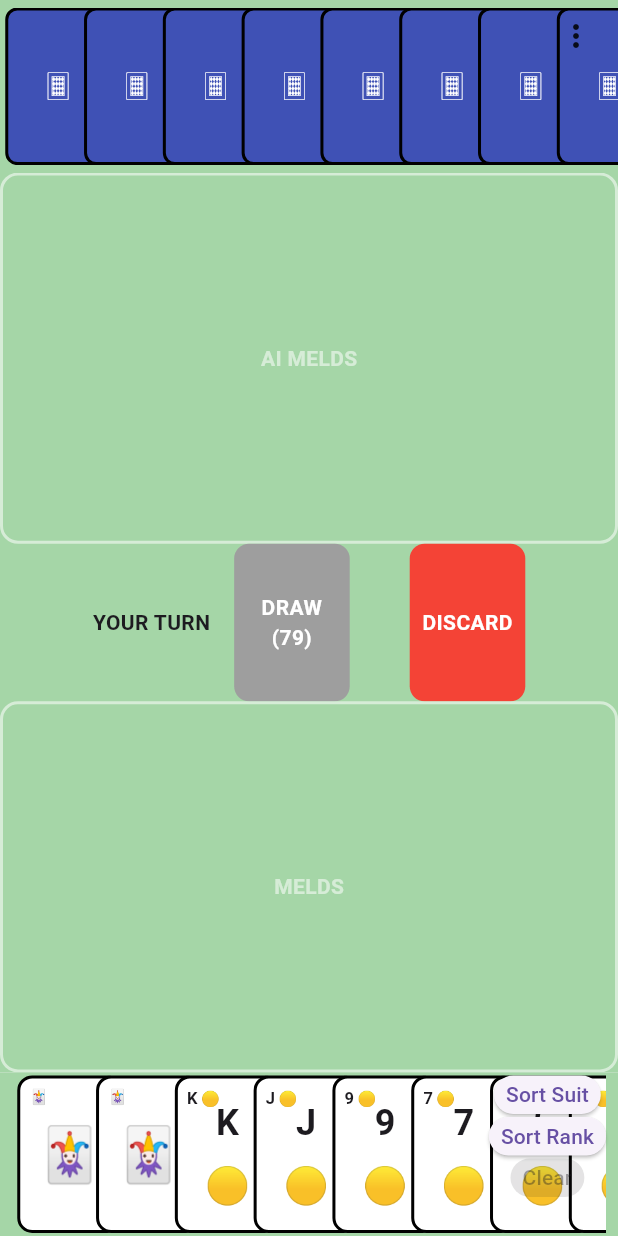
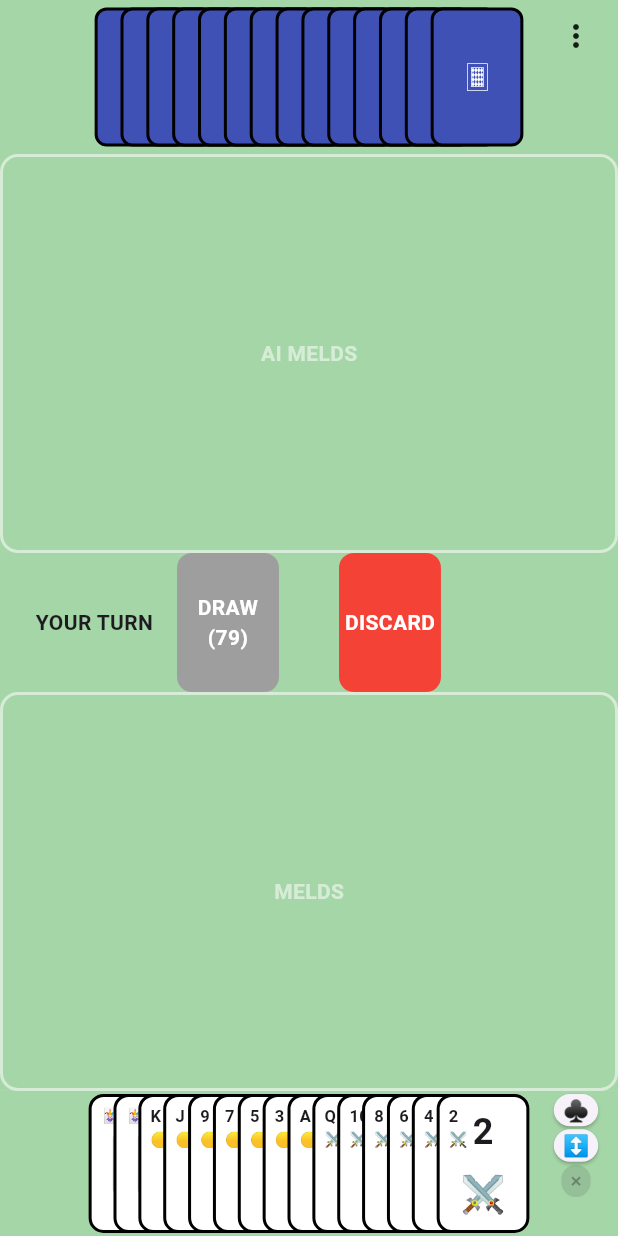
Before and after one commit to javics11/rabino_frances, a Flutter app: the screen it shows after launch, on a phone screen of 412 x 824 dp. Run offline on Flutter 3.47's test engine with Material 3 defaults, Android fonts, the phone set to English and light mode, and no system bars; statements that could not run were skipped.

Commit message:
Improved hand layout

```diff
--- a/lib/screens/game_screen.dart
+++ b/lib/screens/game_screen.dart
@@ -11,6 +11,7 @@ import '../rules/rabino_rules.dart';
 import '../widgets/meld_orientation.dart';
 import '../widgets/card_widget.dart';
 import '../widgets/card_geometry.dart';
+import '../widgets/hand_layout.dart';
 
 class GameScreen extends StatefulWidget {
   final Game game;
@@ -158,10 +159,70 @@ class _GameScreenState extends State<GameScreen> {
               ((geometry.cardHeight - 4) / 3).clamp(26.0, 40.0).toDouble();
           final controlStyle = ElevatedButton.styleFrom(
             minimumSize: Size(0, controlHeight),
-            padding: const EdgeInsets.symmetric(horizontal: 8, vertical: 1),
+            padding: const EdgeInsets.symmetric(horizontal: 6, vertical: 1),
             tapTargetSize: MaterialTapTargetSize.shrinkWrap,
             visualDensity: VisualDensity.compact,
           );
+          final boardWidth = constraints.maxWidth;
+          final naturalHandWidth = HandLayout.fittedWidth(
+            player.hand.length,
+            geometry,
+            double.infinity,
+          );
+          const wideControlWidth = 96.0;
+          const narrowControlWidth = 60.0;
+          const compactControlWidth = 40.0;
+          bool fitsNaturalHand(double controlWidth) {
+            const gap = 8.0;
+            final handRight = boardWidth / 2 + naturalHandWidth / 2;
+            return handRight + gap <= boardWidth - controlWidth;
+          }
+
+          final wideControls = fitsNaturalHand(wideControlWidth);
+          final narrowControls =
+              !wideControls && fitsNaturalHand(narrowControlWidth);
+          final compactControls = !wideControls && !narrowControls;
+          final controlReserve = wideControls
+              ? wideControlWidth
+              : narrowControls
+                  ? narrowControlWidth
+                  : compactControlWidth;
+          final legacySortSuitLabel = compactControls
+              ? '♣'
+              : narrowControls
+                  ? 'Suit'
+                  : 'Sort Suit';
+          final legacySortRankLabel = compactControls
+              ? '↕'
+              : narrowControls
+                  ? 'Rank'
+                  : 'Sort Rank';
+          final clearLabel = compactControls ? '×' : 'Clear';
+          final sortSuitLabel = wideControls
+              ? 'Sort Suit'
+              : narrowControls
+                  ? 'Suit'
+                  : legacySortSuitLabel;
+          final sortRankLabel = wideControls
+              ? 'Sort Rank'
+              : narrowControls
+                  ? 'Rank'
+                  : legacySortRankLabel;
+          final displayedClearLabel = compactControls ? '×' : clearLabel;
+
+          double collisionAvailableWidth(
+            double naturalWidth,
+            double forbiddenLeft,
+          ) {
+            const gap = 8.0;
+            final naturalRight = boardWidth / 2 + naturalWidth / 2;
+            if (naturalRight + gap <= forbiddenLeft) return naturalWidth;
+            final maxCentered =
+                2 * (forbiddenLeft - gap - boardWidth / 2);
+            return naturalWidth < maxCentered
+                ? naturalWidth
+                : maxCentered.clamp(0, double.infinity).toDouble();
+          }
           return Column(
             children: [
           Expanded(
@@ -171,13 +232,31 @@ class _GameScreenState extends State<GameScreen> {
                 children: [
                   LayoutBuilder(
                     builder: (context, handConstraints) {
-                      final showTitle = handConstraints.maxWidth >= 560;
+                      final opponentMenuLeft = handConstraints.maxWidth - 52;
+                      final opponentNaturalWidth = HandLayout.fittedWidth(
+                        aiPlayer.hand.length,
+                        geometry,
+                        double.infinity,
+                      );
+                      final opponentSafeWidth = collisionAvailableWidth(
+                        opponentNaturalWidth,
+                        opponentMenuLeft,
+                      );
+                      final fittedHandWidth = HandLayout.fittedWidth(
+                        aiPlayer.hand.length,
+                        geometry,
+                        opponentSafeWidth,
+                      );
+                      final showTitle = fittedHandWidth / 2 + 158 <=
+                          handConstraints.maxWidth / 2;
                       final opponentHand = PlayerHandWidget(
+                        key: const ValueKey('opponent-hand-group'),
                         hand: aiPlayer.hand,
                         selectedIndexes: const {},
                         showFront: false,
                         geometry: geometry,
                         compactVertical: true,
+                        availableWidth: opponentSafeWidth,
                       );
                       return SizedBox(
                         key: const ValueKey('opponent-hand-band'),
@@ -238,21 +317,42 @@ class _GameScreenState extends State<GameScreen> {
                     ),
                   ),
 
-                  Row(
-                    mainAxisAlignment: MainAxisAlignment.center,
+                  SizedBox(
+                    height: geometry.cardHeight,
+                    child: Stack(
                       children: [
-                      Text(
+                        Center(
+                          child: Row(
+                            key: const ValueKey('draw-discard-group'),
+                            mainAxisSize: MainAxisSize.min,
+                            children: [
+                              _buildDrawPile(geometry),
+                              const SizedBox(width: 40),
+                              _buildDiscardPile(geometry),
+                            ],
+                          ),
+                        ),
+                        Positioned(
+                          right: (boardWidth / 2) +
+                              (geometry.cardFootprintWidth * 2 + 40) / 2 +
+                              16,
+                          top: 0,
+                          bottom: 0,
+                          child: Align(
+                            alignment: Alignment.centerLeft,
+                            child: Text(
                               widget.game.currentPlayerIndex == 0
                                   ? 'YOUR TURN'
                                   : 'AI TURN',
                               key: const ValueKey('turn-indicator'),
-                        style: const TextStyle(fontWeight: FontWeight.bold),
+                              style: const TextStyle(
+                                fontWeight: FontWeight.bold,
                               ),
-                      const SizedBox(width: 16),
-                      _buildDrawPile(geometry),
-                      const SizedBox(width: 40),
-                      _buildDiscardPile(geometry),
+                            ),
+                          ),
+                        ),
                       ],
+                    ),
                   ),
 
                   Expanded(
@@ -362,18 +462,18 @@ class _GameScreenState extends State<GameScreen> {
                 Align(
                   alignment: Alignment.topCenter,
                   child: LayoutBuilder(
-                    builder: (context, constraints) =>
-                        SingleChildScrollView(
-                          scrollDirection: Axis.horizontal,
-                          child: ConstrainedBox(
-                            constraints: BoxConstraints(
-                              minWidth: constraints.maxWidth,
-                            ),
-                            child: Center(
+                    builder: (context, constraints) {
+                      final handWidth = collisionAvailableWidth(
+                        naturalHandWidth,
+                        boardWidth - controlReserve - 8,
+                      );
+                      return Center(
                         child: PlayerHandWidget(
+                                key: const ValueKey('human-hand-group'),
                                 hand: player.hand,
                                 selectedIndexes: selectedCardIndexes,
                                 geometry: geometry,
+                                availableWidth: handWidth,
 
                                 onCardTapped: (index) {
                 if (widget.game.currentPlayerIndex != 0) {
@@ -507,14 +607,16 @@ class _GameScreenState extends State<GameScreen> {
                 }
                                 },
                         ),
-                            ),
-                          ),
-                        ),
+                      );
+                    },
                   ),
                 ),
                 Positioned(
+                  key: const ValueKey('human-hand-controls'),
                   right: 0,
                   top: 0,
+              child: SizedBox(
+                width: controlReserve,
                 child: Column(
                   mainAxisSize: MainAxisSize.min,
                   children: [
@@ -522,14 +624,14 @@ class _GameScreenState extends State<GameScreen> {
                       key: const ValueKey('sort-suit-button'),
                       style: controlStyle,
                       onPressed: _sortBySuit,
-                      child: const Text("Sort Suit"),
+                      child: Text(sortSuitLabel),
                     ),
                     const SizedBox(height: 2),
                     ElevatedButton(
                       key: const ValueKey('sort-rank-button'),
                       style: controlStyle,
                       onPressed: _sortByRank,
-                      child: const Text("Sort Rank"),
+                      child: Text(sortRankLabel),
                     ),
                     const SizedBox(height: 2),
                     ElevatedButton(
@@ -542,9 +644,10 @@ class _GameScreenState extends State<GameScreen> {
                                 selectedCardIndexes.clear();
                               });
                             },
-                      child: const Text("Clear"),
+                      child: Text(displayedClearLabel),
                     ),
                   ],
+                  ),
                 ),
                 ),
               ],
--- a/lib/widgets/card_geometry.dart
+++ b/lib/widgets/card_geometry.dart
@@ -36,7 +36,7 @@ class CardGeometry {
   static CardGeometry fromBoardConstraints(BoxConstraints constraints) {
     final width = constraints.maxWidth.isFinite ? constraints.maxWidth : 800;
     final height = constraints.maxHeight.isFinite ? constraints.maxHeight : 800;
-    final widthBased = width * .17;
+    final widthBased = width * .15;
     final heightBased = (height - 406) / 4.5;
     final chosen = widthBased < heightBased ? widthBased : heightBased;
     return CardGeometry._(
--- a/lib/widgets/card_widget.dart
+++ b/lib/widgets/card_widget.dart
@@ -45,9 +45,10 @@ class CardWidget extends StatelessWidget {
                         fontWeight: FontWeight.bold,
                       ),
                     )
-                  : Row(
+                  : Column(
                       key: const ValueKey('card-corner-identifier'),
                       mainAxisSize: MainAxisSize.min,
+                      crossAxisAlignment: CrossAxisAlignment.start,
                       children: [
                         Text(
                           card.shortRank,
@@ -57,7 +58,7 @@ class CardWidget extends StatelessWidget {
                             fontWeight: FontWeight.bold,
                           ),
                         ),
-                        const SizedBox(width: 2),
+                        const SizedBox(height: 0),
                         Text(
                           card.displaySuit,
                           key: const ValueKey('card-corner-suit'),
--- a/lib/widgets/hand_layout.dart
+++ b/lib/widgets/hand_layout.dart
@@ -9,6 +9,32 @@ import 'card_geometry.dart';
 class HandLayout {
   /// Horizontal distance between consecutive cards.
   static double spacingFor(CardGeometry geometry) => geometry.cardWidth * .75;
+
+  static double fittedSpacing(
+    int numberOfCards,
+    CardGeometry geometry,
+    double availableWidth,
+  ) {
+    if (numberOfCards <= 1) return 0;
+    final natural = spacingFor(geometry);
+    final naturalWidth = geometry.cardFootprintWidth +
+        (numberOfCards - 1) * natural;
+    if (naturalWidth <= availableWidth) return natural;
+    final minimumExposure = geometry.cardWidth * .22;
+    final fitted =
+        (availableWidth - geometry.cardFootprintWidth) / (numberOfCards - 1);
+    return fitted.clamp(minimumExposure, natural).toDouble();
+  }
+
+  static double fittedWidth(
+    int numberOfCards,
+    CardGeometry geometry,
+    double availableWidth,
+  ) {
+    if (numberOfCards == 0) return 0;
+    final step = fittedSpacing(numberOfCards, geometry, availableWidth);
+    return geometry.cardFootprintWidth + (numberOfCards - 1) * step;
+  }
 
   /// Width occupied by the whole hand.
   static double totalWidth(int numberOfCards, [CardGeometry? geometry]) {
--- a/lib/widgets/player_hand_widget.dart
+++ b/lib/widgets/player_hand_widget.dart
@@ -19,6 +19,7 @@ class PlayerHandWidget extends StatefulWidget {
   final bool showFront;
   final CardGeometry geometry;
   final bool compactVertical;
+  final double? availableWidth;
 
   const PlayerHandWidget({
     super.key,
@@ -32,6 +33,7 @@ class PlayerHandWidget extends StatefulWidget {
     this.showFront = true,
     this.geometry = CardGeometry.desktop,
     this.compactVertical = false,
+    this.availableWidth,
   });
 
   @override
@@ -56,8 +58,14 @@ class _PlayerHandWidgetState extends State<PlayerHandWidget> {
       return 0;
     }
 
+    final step = HandLayout.fittedSpacing(
+      widget.hand.length,
+      widget.geometry,
+      widget.availableWidth ??
+          HandLayout.totalWidth(widget.hand.length, widget.geometry),
+    );
     final draggedCenter =
-        HandLayout.leftPosition(draggingIndex!, widget.geometry) +
+        draggingIndex! * step +
         dragOffset.dx +
         widget.geometry.cardWidth / 2;
 
@@ -65,7 +73,7 @@ class _PlayerHandWidgetState extends State<PlayerHandWidget> {
 
     while (insertIndex < widget.hand.length) {
       final cardCenter =
-          HandLayout.leftPosition(insertIndex, widget.geometry) +
+          insertIndex * step +
           widget.geometry.cardWidth / 2;
 
       if (draggedCenter < cardCenter) {
@@ -80,7 +88,18 @@ class _PlayerHandWidgetState extends State<PlayerHandWidget> {
 
   @override
   Widget build(BuildContext context) {
-    final totalWidth = HandLayout.totalWidth(widget.hand.length, widget.geometry);
+    final handWidth = widget.availableWidth ??
+        HandLayout.totalWidth(widget.hand.length, widget.geometry);
+    final step = HandLayout.fittedSpacing(
+      widget.hand.length,
+      widget.geometry,
+      handWidth,
+    );
+    final fittedWidth = HandLayout.fittedWidth(
+      widget.hand.length,
+      widget.geometry,
+      handWidth,
+    );
 
     gapIndex = draggingIndex == null ? null : _calculateGapIndex();
     final cardIndexes = List<int>.generate(widget.hand.length, (index) => index);
@@ -89,20 +108,20 @@ class _PlayerHandWidgetState extends State<PlayerHandWidget> {
       final isBeingDragged = draggingIndexes.contains(index);
 
       // Calculate where this card should be positioned
-      double left = HandLayout.leftPosition(index, widget.geometry);
+      double left = index * step;
 
       if (draggingIndex != null && gapIndex != null) {
         // Moving to the right
         if (gapIndex! > draggingIndex!) {
           if (index > draggingIndex! && index < gapIndex!) {
-            left -= HandLayout.spacingFor(widget.geometry);
+            left -= step;
           }
         }
 
         // Moving to the left
         if (gapIndex! < draggingIndex!) {
           if (index >= gapIndex! && index < draggingIndex!) {
-            left += HandLayout.spacingFor(widget.geometry);
+            left += step;
           }
         }
       }
@@ -117,8 +136,7 @@ class _PlayerHandWidgetState extends State<PlayerHandWidget> {
             ? dragStartLeft +
                   dragOffset.dx -
                   dragAnchorX +
-                  draggingIndexes.indexOf(index) *
-                      HandLayout.spacingFor(widget.geometry)
+                  draggingIndexes.indexOf(index) * step
             : left,
 
         top:
@@ -143,7 +161,7 @@ class _PlayerHandWidgetState extends State<PlayerHandWidget> {
                           setState(() {
                             draggingIndex = index;
                             dragStartLeft =
-                                HandLayout.leftPosition(index, widget.geometry);
+                                index * step;
                             gapIndex = index;
                             dragOffset = Offset.zero;
                             fingerPosition = details.globalPosition;
@@ -157,7 +175,7 @@ class _PlayerHandWidgetState extends State<PlayerHandWidget> {
 
                             dragAnchorX =
                                 (draggingIndexes.length - 1) *
-                                HandLayout.spacingFor(widget.geometry) /
+                                step /
                                 2;
                           });
                         }
@@ -278,10 +296,8 @@ class _PlayerHandWidgetState extends State<PlayerHandWidget> {
       height: widget.geometry.cardHeight,
       child: Align(
         alignment: Alignment.center,
-        child: SingleChildScrollView(
-          scrollDirection: Axis.horizontal,
-          child: SizedBox(
-            width: totalWidth,
+        child: SizedBox(
+            width: fittedWidth,
             height: widget.geometry.cardHeight,
             child: Stack(
               clipBehavior: Clip.none,
@@ -294,7 +310,6 @@ class _PlayerHandWidgetState extends State<PlayerHandWidget> {
                     .map(buildCard),
               ],
             ),
-          ),
         ),
       ),
     );
```
Also changed, not shown: 4 other files. Lines whose indentation alone changed are shown as unchanged.
